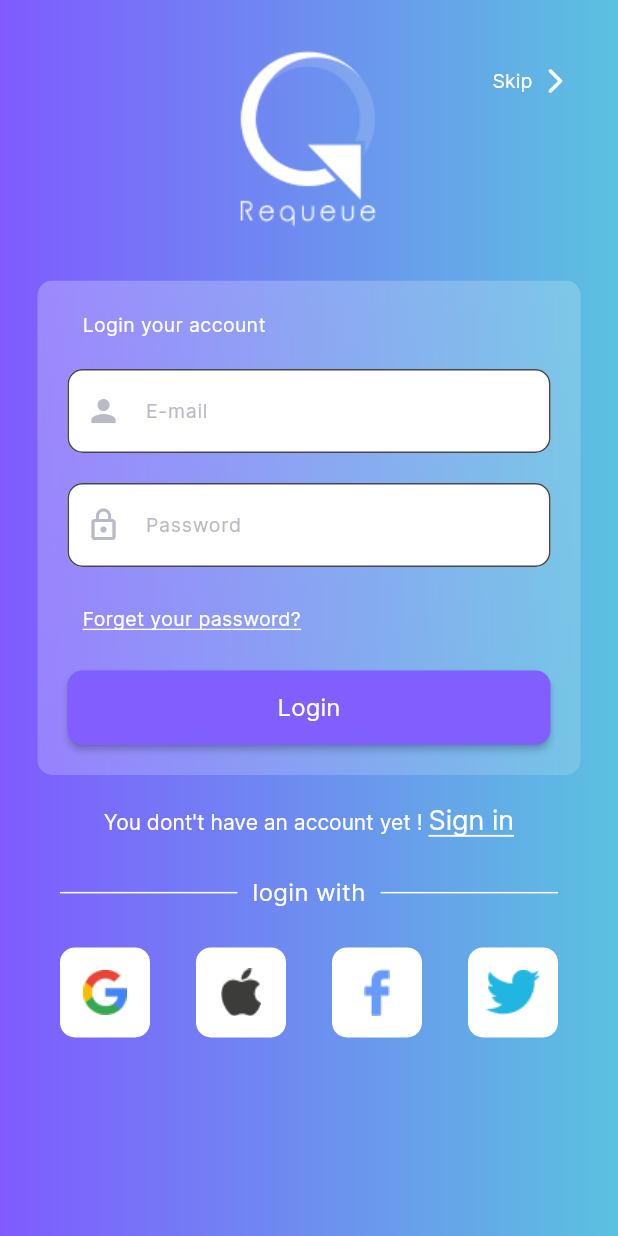
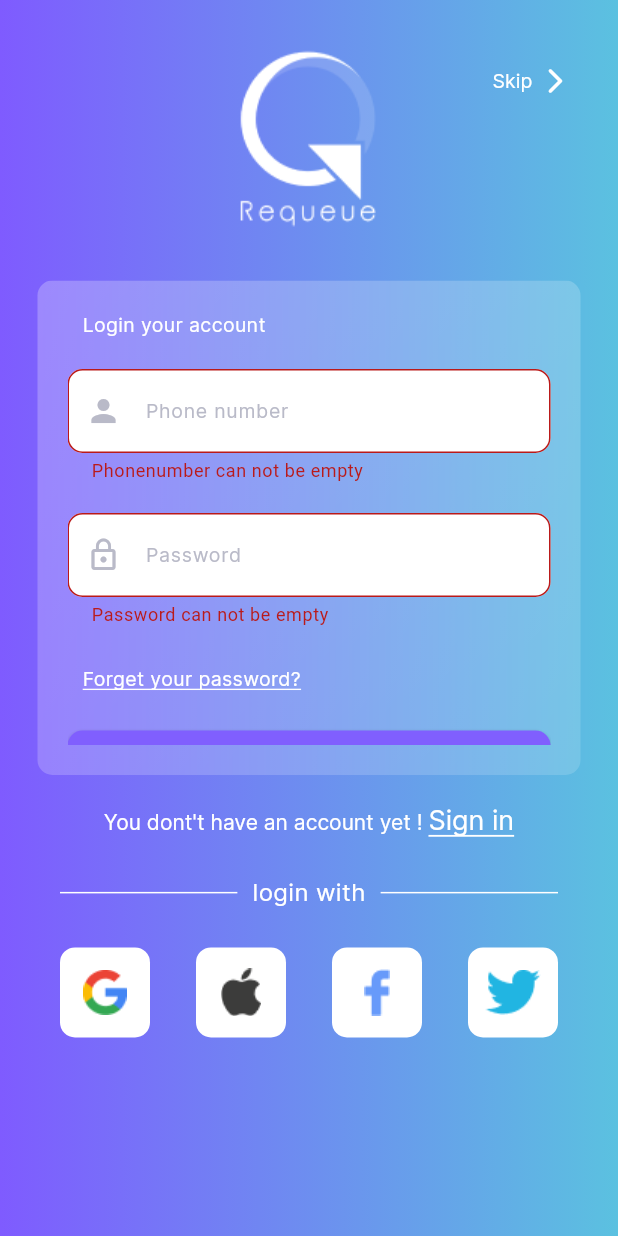
Before and after one commit to Muhammed-Unais/requeue, a Flutter app: the screen it shows after launch, after a tap on "Login", on a phone screen of 412 x 824 dp. Run offline on Flutter 3.47's test engine with Material 2 defaults, Android fonts, the phone set to English and light mode, and no system bars; our stand-ins replace country_picker, email_validator, flutter_secure_storage.

Commit message:
login functionality completed

```diff
--- a/lib/data/network/network_api_service.dart
+++ b/lib/data/network/network_api_service.dart
@@ -22,7 +22,7 @@ class NetWorkApiService implements BaseApiService {
         headers: {HttpHeaders.contentTypeHeader: "application/json"},
       );
 
-      Map<String, dynamic>? data = returnResponse(response);
+      var data = returnResponse(response);
       return data;
     } catch (e) {
       log(e.toString());
@@ -42,7 +42,7 @@ class NetWorkApiService implements BaseApiService {
 
       switch (response.statusCode) {
         case 200:
-          return body;
+          return response.body;
         case 400:
           throw BadRequestException(message, response.statusCode);
         case 401:
--- a/lib/features/auth/components/login/create_new_account.dart
+++ b/lib/features/auth/components/login/create_new_account.dart
@@ -10,7 +10,9 @@ class CreateNewAccount extends StatelessWidget {
 
   @override
   Widget build(BuildContext context) {
-    return GestureDetector(
+    return Align(
+      alignment: Alignment.center,
+      child: GestureDetector(
         onTap: () {
           var authViewProvider = context.read<AuthViewmodelProvider>();
           Navigator.pushNamed(context, RoutesNames.siguproute,
@@ -38,6 +40,7 @@ class CreateNewAccount extends StatelessWidget {
             ],
           ),
         ),
+      ),
     );
   }
 }
--- /dev/null
+++ b/lib/features/auth/components/login/formfields_and_button.dart
@@ -0,0 +1,130 @@
+import 'dart:developer';
+
+import 'package:flutter/material.dart';
+import 'package:provider/provider.dart';
+import 'package:requeue/features/auth/components/login/login_formfield.dart';
+import 'package:requeue/features/auth/view_model/auth_view_model.dart';
+import 'package:requeue/res/components/auth_buttons.dart';
+import 'package:requeue/res/constants/app_colors.dart';
+import 'package:requeue/res/constants/ksize.dart';
+import 'package:requeue/utils/validation/signup_validation.dart';
+
+class FormFieldsAndButton extends StatefulWidget {
+  const FormFieldsAndButton({super.key, required this.size});
+
+  final Size size;
+
+  @override
+  State<FormFieldsAndButton> createState() => _FormFieldsAndButtonState();
+}
+
+class _FormFieldsAndButtonState extends State<FormFieldsAndButton> {
+  final TextEditingController phoneController = TextEditingController();
+  final TextEditingController passwordController = TextEditingController();
+  final _formkey = GlobalKey<FormState>();
+
+  @override
+  Widget build(BuildContext context) {
+    return Container(
+      margin: const EdgeInsets.all(20),
+      child: Form(
+        key: _formkey,
+        child: SingleChildScrollView(
+          child: Column(
+            crossAxisAlignment: CrossAxisAlignment.start,
+            children: [
+              const Padding(
+                padding: EdgeInsets.only(left: 10),
+                child: Text(
+                  "Login your account",
+                  style: TextStyle(
+                    fontSize: 13,
+                    fontFamily: "Inter",
+                    color: Colors.white,
+                  ),
+                ),
+              ),
+              Ksize.ktwentyH,
+              LoginFormField(
+                keyboardType: TextInputType.number,
+                controller: phoneController,
+                validator: AuthValidation.phoneNumber,
+                hintStyle: const TextStyle(
+                  fontSize: 13,
+                  fontFamily: "Inter",
+                  color: AppColor.greyColor,
+                ),
+                hintText: "Phone number",
+                prefixIcon: const Icon(
+                  Icons.person,
+                  color: AppColor.greyColor,
+                  size: 24,
+                ),
+              ),
+              Ksize.ktwentyH,
+              LoginFormField(
+                keyboardType: TextInputType.visiblePassword,
+                controller: passwordController,
+                validator: AuthValidation.password,
+                hintStyle: const TextStyle(
+                  fontSize: 13,
+                  fontFamily: "Inter",
+                  color: AppColor.greyColor,
+                ),
+                hintText: "Password",
+                prefixIcon: const Icon(
+                  Icons.lock_outline,
+                  color: AppColor.greyColor,
+                  size: 24,
+                ),
+              ),
+              Ksize.ktwenty5H,
+              const Padding(
+                padding: EdgeInsets.only(left: 10),
+                child: Text(
+                  "Forget your password?",
+                  style: TextStyle(
+                    fontSize: 13,
+                    fontFamily: "Inter",
+                    color: Colors.white,
+                    decoration: TextDecoration.underline,
+                    decorationStyle: TextDecorationStyle.solid,
+                    decorationColor: Colors.white,
+                  ),
+                ),
+              ),
+              Ksize.ktwenty5H,
+              SizedBox(
+                width: widget.size.width,
+                height: widget.size.height * 0.06,
+                child: AuthButton(
+                  text: "Login",
+                  onPressed: () {
+                    log("Called1");
+                    var isValid = _formkey.currentState!.validate();
+
+                    if (!isValid) {
+                    log("Called2");
+
+                      return;
+                    } else {
+                    log("Called3");
+
+                      Map<String, dynamic> userData = {
+                        "phone_number": int.parse(phoneController.text),
+                        "password": passwordController.text
+                      };
+                      context
+                          .read<AuthViewmodelProvider>()
+                          .loginApi(userData, context);
+                    }
+                  },
+                ),
+              ),
+            ],
+          ),
+        ),
+      ),
+    );
+  }
+}
--- a/lib/features/auth/components/login/login_body.dart
+++ b/lib/features/auth/components/login/login_body.dart
@@ -1,6 +1,6 @@
 import 'package:flutter/material.dart';
 import 'package:requeue/features/auth/components/login/create_new_account.dart';
-import 'package:requeue/features/auth/components/login/loginform_and_button.dart';
+import 'package:requeue/features/auth/components/login/loginform_container.dart';
 import 'package:requeue/features/auth/components/login/logo_and_skip_button.dart';
 import 'package:requeue/features/auth/components/login/social_media_login.dart';
 import 'package:requeue/res/constants/ksize.dart';
@@ -12,12 +12,12 @@ class LoginBody extends StatelessWidget {
 
   @override
   Widget build(BuildContext context) {
-    return const Column(
-      children: [
+    return ListView(
+      children: const [
         Ksize.ktwentyH,
         LogoAndSkipButton(),
         Ksize.ktwentyH,
-        LoginFormAndButton(),
+        LoginFormContainer(),
         Ksize.ktwentyH,
         CreateNewAccount(),
         Ksize.ktwenty5H,
--- a/lib/features/auth/components/login/login_formfield.dart
+++ b/lib/features/auth/components/login/login_formfield.dart
@@ -6,15 +6,27 @@ class LoginFormField extends StatelessWidget {
     this.prefixIcon,
     this.hintText,
     this.hintStyle,
+    this.controller,
+    this.validator,
+    this.keyboardType,
+    this.obscureText = false,
   });
 
   final Widget? prefixIcon;
   final String? hintText;
   final TextStyle? hintStyle;
+  final TextEditingController? controller;
+  final String? Function(String?)? validator;
+  final TextInputType? keyboardType;
+  final bool obscureText;
 
   @override
   Widget build(BuildContext context) {
     return TextFormField(
+      keyboardType: keyboardType,
+      obscureText: obscureText,
+      controller: controller,
+      validator: validator,
       decoration: InputDecoration(
         fillColor: Colors.white,
         filled: true,
--- a/lib/features/auth/components/login/loginform_and_button.dart
+++ /dev/null
@@ -1,118 +0,0 @@
-import 'dart:ui';
-import 'package:flutter/material.dart';
-import 'package:requeue/features/auth/components/login/login_formfield.dart';
-import 'package:requeue/res/components/auth_buttons.dart';
-import 'package:requeue/res/constants/app_colors.dart';
-import 'package:requeue/res/constants/ksize.dart';
-
-class LoginFormAndButton extends StatelessWidget {
-  const LoginFormAndButton({
-    super.key,
-  });
-
-  @override
-  Widget build(BuildContext context) {
-    final size = MediaQuery.of(context).size;
-    return ClipRRect(
-      borderRadius: BorderRadius.circular(10),
-      child: Container(
-        margin: const EdgeInsets.only(left: 5, right: 5),
-        height: size.height * 0.4,
-        width: size.width,
-        color: Colors.transparent,
-        child: Stack(
-          children: [
-            BackdropFilter(
-              filter: ImageFilter.blur(sigmaX: 5.0, sigmaY: 5.0),
-              child: Container(),
-            ),
-            Container(
-              decoration: BoxDecoration(
-                borderRadius: BorderRadius.circular(10),
-                gradient: LinearGradient(
-                  begin: Alignment.topLeft,
-                  end: Alignment.bottomRight,
-                  colors: [
-                    Colors.white.withOpacity(0.25),
-                    Colors.white.withOpacity(0.15)
-                  ],
-                ),
-              ),
-            ),
-            Container(
-              margin: const EdgeInsets.all(20),
-              child: Column(
-                crossAxisAlignment: CrossAxisAlignment.start,
-                children: [
-                  const Padding(
-                    padding: EdgeInsets.only(left: 10),
-                    child: Text(
-                      "Login your account",
-                      style: TextStyle(
-                        fontSize: 13,
-                        fontFamily: "Inter",
-                        color: Colors.white,
-                      ),
-                    ),
-                  ),
-                  Ksize.ktwentyH,
-                  const LoginFormField(
-                    hintStyle: TextStyle(
-                      fontSize: 13,
-                      fontFamily: "Inter",
-                      color: AppColor.greyColor,
-                    ),
-                    hintText: "E-mail",
-                    prefixIcon: Icon(
-                      Icons.person,
-                      color: AppColor.greyColor,
-                      size: 24,
-                    ),
-                  ),
-                  Ksize.ktwentyH,
-                  const LoginFormField(
-                    hintStyle: TextStyle(
-                      fontSize: 13,
-                      fontFamily: "Inter",
-                      color: AppColor.greyColor,
-                    ),
-                    hintText: "Password",
-                    prefixIcon: Icon(
-                      Icons.lock_outline,
-                      color: AppColor.greyColor,
-                      size: 24,
-                    ),
-                  ),
-                  Ksize.ktwenty5H,
-                  const Padding(
-                    padding: EdgeInsets.only(left: 10),
-                    child: Text(
-                      "Forget your password?",
-                      style: TextStyle(
-                        fontSize: 13,
-                        fontFamily: "Inter",
-                        color: Colors.white,
-                        decoration: TextDecoration.underline,
-                        decorationStyle: TextDecorationStyle.solid,
-                        decorationColor: Colors.white,
-                      ),
-                    ),
-                  ),
-                  Ksize.ktwenty5H,
-                  SizedBox(
-                    width: size.width,
-                    height: size.height * 0.06,
-                    child: AuthButton(
-                      text: "Login",
-                      onPressed: () {},
-                    ),
-                  ),
-                ],
-              ),
-            )
-          ],
-        ),
-      ),
-    );
-  }
-}
--- /dev/null
+++ b/lib/features/auth/components/login/loginform_container.dart
@@ -0,0 +1,45 @@
+import 'dart:ui';
+import 'package:flutter/material.dart';
+import 'package:requeue/features/auth/components/login/formfields_and_button.dart';
+
+class LoginFormContainer extends StatelessWidget {
+  const LoginFormContainer({
+    super.key,
+  });
+
+  @override
+  Widget build(BuildContext context) {
+    final size = MediaQuery.of(context).size;
+    return ClipRRect(
+      borderRadius: BorderRadius.circular(10),
+      child: Container(
+        margin: const EdgeInsets.only(left: 5, right: 5),
+        height: size.height * 0.4,
+        width: size.width,
+        color: Colors.transparent,
+        child: Stack(
+          children: [
+            BackdropFilter(
+              filter: ImageFilter.blur(sigmaX: 5.0, sigmaY: 5.0),
+              child: Container(),
+            ),
+            Container(
+              decoration: BoxDecoration(
+                borderRadius: BorderRadius.circular(10),
+                gradient: LinearGradient(
+                  begin: Alignment.topLeft,
+                  end: Alignment.bottomRight,
+                  colors: [
+                    Colors.white.withOpacity(0.25),
+                    Colors.white.withOpacity(0.15)
+                  ],
+                ),
+              ),
+            ),
+            FormFieldsAndButton(size: size)
+          ],
+        ),
+      ),
+    );
+  }
+}
--- a/lib/features/auth/components/signup/password_form_field.dart
+++ b/lib/features/auth/components/signup/password_form_field.dart
@@ -24,7 +24,7 @@ class _PasswordFormFieldState extends State<PasswordFormField> {
       builder: (context, isVisible, _) {
         return SignupFormField(
           textInputType: TextInputType.visiblePassword,
-          validator: SignupValidation.password,
+          validator: AuthValidation.password,
           controller: widget.controller,
           obscureText: !passwordVisibility.value,
           labelText: "Password",
--- a/lib/features/auth/components/signup/phonenumber_form_field.dart
+++ b/lib/features/auth/components/signup/phonenumber_form_field.dart
@@ -35,7 +35,7 @@ class _PhoneNumberFormFieldState extends State<PhoneNumberFormField> {
   @override
   Widget build(BuildContext context) {
     return SignupFormField(
-      validator: SignupValidation.phoneNumber,
+      validator: AuthValidation.phoneNumber,
       controller: widget.controller,
       textInputType: TextInputType.number,
       labelText: "phone",
--- a/lib/features/auth/components/signup/sign_up_body.dart
+++ b/lib/features/auth/components/signup/sign_up_body.dart
@@ -24,21 +24,21 @@ class SignupBody extends StatelessWidget {
               Ksize.ktwentyH,
               SignupFormField(
                 textInputType: TextInputType.name,
-                validator: SignupValidation.name,
+                validator: AuthValidation.name,
                 labelText: "Username",
                 controller: authViewmodelProvider.userNameController,
               ),
               Ksize.ktwentyH,
               SignupFormField(
                 textInputType: TextInputType.name,
-                validator: SignupValidation.name,
+                validator: AuthValidation.name,
                 labelText: "Full Name",
                 controller: authViewmodelProvider.nameController,
               ),
               Ksize.ktwentyH,
               SignupFormField(
                 textInputType: TextInputType.emailAddress,
-                validator: SignupValidation.email,
+                validator: AuthValidation.email,
                 labelText: "Email",
                 controller: authViewmodelProvider.emailController,
               ),
--- a/lib/features/auth/reposiotry/auth_repository.dart
+++ b/lib/features/auth/reposiotry/auth_repository.dart
@@ -10,9 +10,20 @@ class AuthRepository {
   Future<UserModel> signupPostApi(dynamic body) async {
     try {
       dynamic response =await apiService.getPostApiResponse(AppUrl.signUpUrl, body);
-      return UserModel.fromJson(response);
+      return userModelFromJson(response);
     } catch (e) {
       rethrow;
     }
   }
+
+  Future<UserModel> loginPostApi(dynamic body) async {
+    try {
+      dynamic response =await apiService.getPostApiResponse(AppUrl.loginUrl, body);
+      return userModelFromJson(response);
+    } catch (e) {
+      rethrow;
+    }
+  }
+
+
 }
--- a/lib/features/auth/view_model/auth_view_model.dart
+++ b/lib/features/auth/view_model/auth_view_model.dart
@@ -1,3 +1,4 @@
+import 'dart:developer';
 import 'package:flutter/material.dart';
 import 'package:flutter_secure_storage/flutter_secure_storage.dart';
 import 'package:requeue/data/network/network_api_service.dart';
@@ -60,9 +61,28 @@ class AuthViewmodelProvider with ChangeNotifier {
     authRepo.signupPostApi(body).then((value) {
       _setJwtToken(value.token);
       _setClientId(value.user?.clientId.toString());
-      Navigator.pushNamed(context, RoutesNames.homeroute);
+
+      clearAllFields();
+
+      Navigator.pushNamedAndRemoveUntil(
+        context,
+        RoutesNames.homeroute,
+        (route) => false,
+      );
     }).onError((error, stackTrace) {
       // snackbar
+    });
+  }
+
+  Future loginApi(Map<String, dynamic> data, BuildContext context) async {
+    authRepo.loginPostApi(data).then((value) {
+      _setJwtToken(value.token);
+      _setClientId(value.user?.clientId.toString());
+
+      Navigator.pushNamedAndRemoveUntil(
+          context, RoutesNames.homeroute, (route) => false);
+    }).onError((error, stackTrace) {
+      log(error.toString());
     });
   }
 
--- a/lib/features/home/view/home_screen.dart
+++ b/lib/features/home/view/home_screen.dart
@@ -6,7 +6,9 @@ class HomeScreen extends StatelessWidget {
   @override
   Widget build(BuildContext context) {
     return const Scaffold(
-      body: Center(child: Text("Home"),),
+      body: Center(
+        child: Text("Home"),
+      ),
     );
   }
 }
--- a/lib/res/app_url.dart
+++ b/lib/res/app_url.dart
@@ -2,4 +2,5 @@ class AppUrl {
   static const baseUrl = "https://user.requeue.com";
 
   static const signUpUrl = "$baseUrl/user/auth/SignUp";
+  static const loginUrl = "$baseUrl/user/auth/login";
 }
--- a/lib/utils/validation/signup_validation.dart
+++ b/lib/utils/validation/signup_validation.dart
@@ -1,6 +1,6 @@
 import 'package:email_validator/email_validator.dart';
 
-class SignupValidation {
+class AuthValidation {
   static String? password(String? value) {
     String pattern =
         r'^(?=.*?[A-Z])(?=.*?[a-z])(?=.*?[0-9])(?=.*?[!@#\$&*~]).{8,}$';
```
Lines whose indentation alone changed are shown as unchanged.
